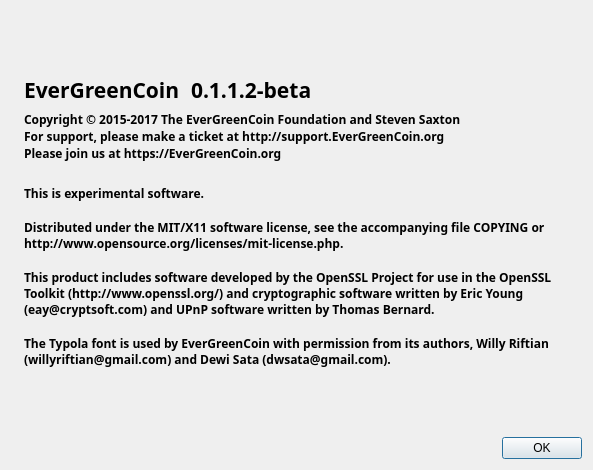
Qt form src/qt/forms/aboutdialog.ui (EverGreenCoinDev/EverGreenCoin) before a commit.
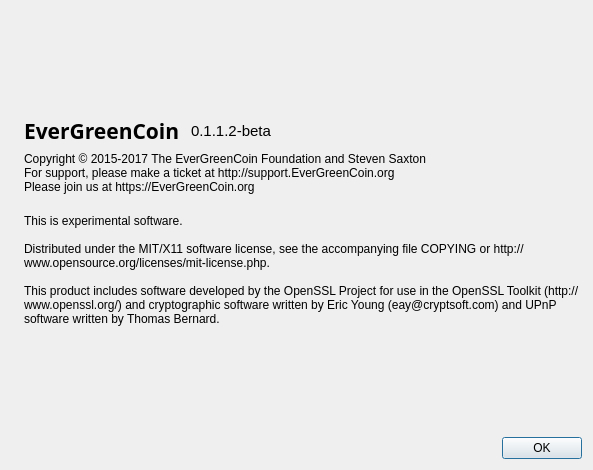
The same form after that commit. Icons and pictures are not drawn.

Commit message: Remove typola

```diff
--- a/src/qt/forms/aboutdialog.ui
+++ b/src/qt/forms/aboutdialog.ui
@@ -48,10 +48,10 @@
         <widget class="QLabel" name="label">
          <property name="font">
           <font>
-           <family>Typola</family>
+           <family>Sans Serif</family>
            <pointsize>16</pointsize>
-           <weight>75</weight>
-           <bold>true</bold>
+           <weight>50</weight>
+           <bold>false</bold>
            <stylestrategy>PreferAntialias</stylestrategy>
           </font>
          </property>
@@ -70,11 +70,7 @@
         <widget class="QLabel" name="versionLabel">
          <property name="font">
           <font>
-           <family>Typola</family>
-           <pointsize>16</pointsize>
-           <weight>75</weight>
-           <bold>true</bold>
-           <stylestrategy>PreferAntialias</stylestrategy>
+           <pointsize>11</pointsize>
           </font>
          </property>
          <property name="cursor">
@@ -105,14 +101,6 @@
      </item>
      <item>
       <widget class="QLabel" name="copyrightLabel">
-       <property name="font">
-        <font>
-         <family>Typola</family>
-         <weight>75</weight>
-         <bold>true</bold>
-         <stylestrategy>PreferAntialias</stylestrategy>
-        </font>
-       </property>
        <property name="cursor">
         <cursorShape>IBeamCursor</cursorShape>
        </property>
@@ -128,14 +116,6 @@
      </item>
      <item>
       <widget class="QLabel" name="label_2">
-       <property name="font">
-        <font>
-         <family>Typola</family>
-         <weight>75</weight>
-         <bold>true</bold>
-         <stylestrategy>PreferAntialias</stylestrategy>
-        </font>
-       </property>
        <property name="cursor">
         <cursorShape>IBeamCursor</cursorShape>
        </property>
@@ -145,9 +125,7 @@
 
 Distributed under the MIT/X11 software license, see the accompanying file COPYING or http://www.opensource.org/licenses/mit-license.php.
 
-This product includes software developed by the OpenSSL Project for use in the OpenSSL Toolkit (http://www.openssl.org/) and cryptographic software written by Eric Young (eay@cryptsoft.com) and UPnP software written by Thomas Bernard.
-
-The Typola font is used by EverGreenCoin with permission from its authors, Willy Riftian (willyriftian@gmail.com) and Dewi Sata (dwsata@gmail.com).</string>
+This product includes software developed by the OpenSSL Project for use in the OpenSSL Toolkit (http://www.openssl.org/) and cryptographic software written by Eric Young (eay@cryptsoft.com) and UPnP software written by Thomas Bernard.</string>
        </property>
        <property name="wordWrap">
         <bool>true</bool>
```
The commit also changes 15 other files.
